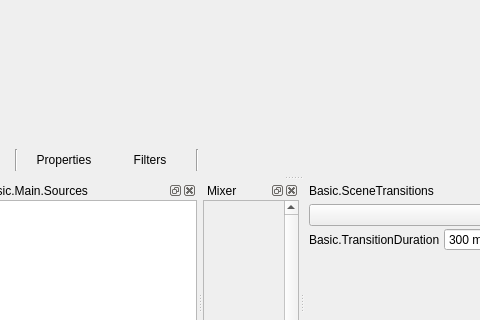
Qt form UI/forms/OBSBasic.ui (CoSMoSoftware/OBS-studio-webrtc) before a commit; both pictures show x 247 to 727 and y 284 to 604 of the 1079 by 729 pixel window.
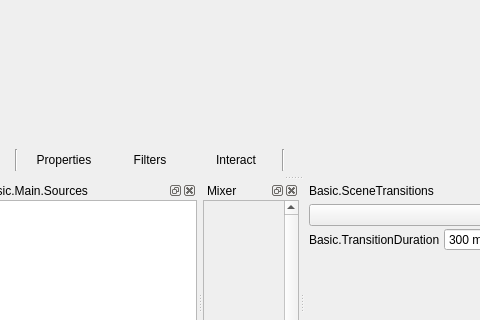
The same form after that commit. Icons and pictures are not drawn. Custom widgets are drawn as their Qt base class.

```diff
--- a/UI/forms/OBSBasic.ui
+++ b/UI/forms/OBSBasic.ui
@@ -366,6 +366,35 @@
             </property>
            </widget>
           </item>
+          <item>
+           <widget class="QPushButton" name="sourceInteractButton">
+            <property name="minimumSize">
+             <size>
+              <width>0</width>
+              <height>22</height>
+             </size>
+            </property>
+            <property name="maximumSize">
+             <size>
+              <width>16777215</width>
+              <height>22</height>
+             </size>
+            </property>
+            <property name="text">
+             <string>Interact</string>
+            </property>
+            <property name="icon">
+             <iconset resource="obs.qrc">
+              <normaloff>:/res/images/interact.svg</normaloff>:/res/images/interact.svg</iconset>
+            </property>
+            <property name="flat">
+             <bool>true</bool>
+            </property>
+            <property name="themeID2" stdset="0">
+             <string notr="true">contextBarButton</string>
+            </property>
+           </widget>
+          </item>
           <item>
            <widget class="Line" name="line">
             <property name="orientation">
```
Left out of the diff: 38 changed lines with no effect on the pictures.
